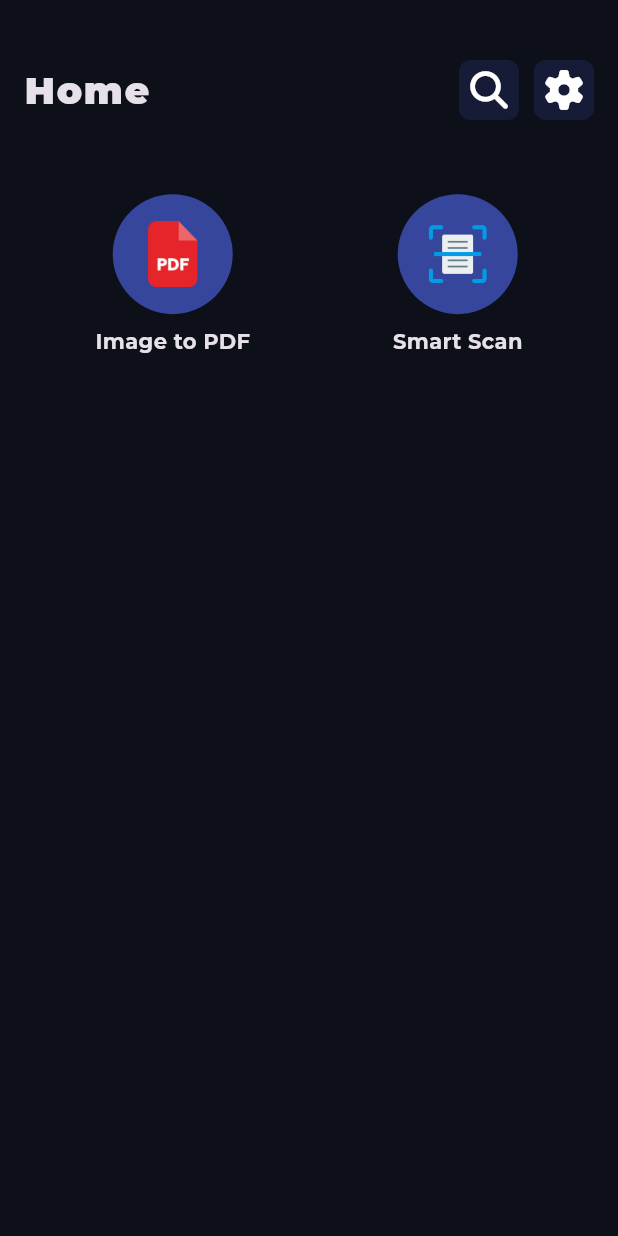
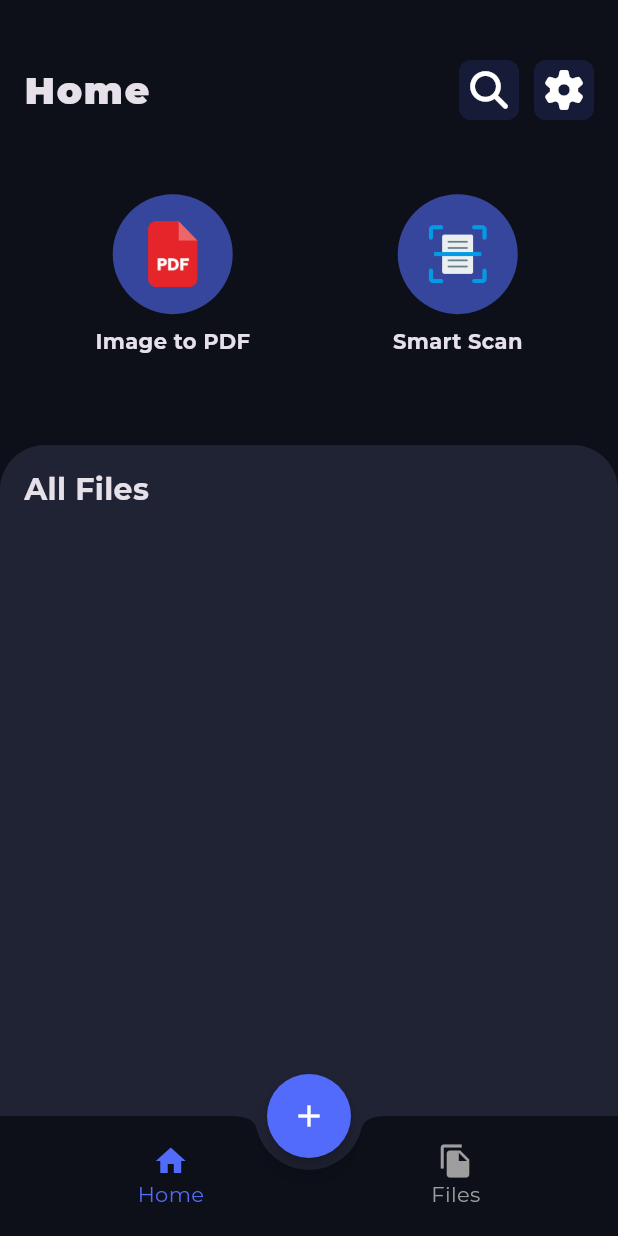
Before and after one commit to AmroKhaled20/Scanify-App, a Flutter app: the screen it shows after launch, on a phone screen of 412 x 824 dp. Run offline on Flutter 3.47's test engine with Material 3 defaults, Android fonts, the phone set to English and light mode, and no system bars; our stand-ins replace font_awesome_flutter, go_router, google_fonts.

Commit message:
finish home view ui

```diff
--- a/lib/core/widgets/custom_icon.dart
+++ b/lib/core/widgets/custom_icon.dart
@@ -1,5 +1,5 @@
 import 'package:flutter/material.dart';
-import 'package:scanify_pdf/constants.dart';
+import 'package:scanify_pdf/core/utils/constants.dart';
 
 class CustomIcon extends StatelessWidget {
   const CustomIcon({
--- /dev/null
+++ b/lib/features/home/presentation/widgets/bottom_bar.dart
@@ -0,0 +1,35 @@
+import 'package:flutter/material.dart';
+import 'package:scanify_pdf/core/utils/constants.dart';
+
+class BottomBar extends StatelessWidget {
+  const BottomBar({super.key});
+
+  @override
+  Widget build(BuildContext context) {
+    return BottomAppBar(
+      shape: const CircularNotchedRectangle(),
+      notchMargin: 8,
+      clipBehavior: Clip.antiAlias,
+      color: const Color(0xFF0D1019),
+      child: Row(
+        mainAxisAlignment: MainAxisAlignment.spaceAround,
+        children: [
+          Column(
+            mainAxisSize: MainAxisSize.min,
+            children: const [
+              Icon(Icons.home, color: primaryColor),
+              Text('Home', style: TextStyle(color: primaryColor)),
+            ],
+          ),
+          Column(
+            mainAxisSize: MainAxisSize.min,
+            children: const [
+              Icon(Icons.file_copy, color: Colors.grey),
+              Text('Files', style: TextStyle(color: Colors.grey)),
+            ],
+          ),
+        ],
+      ),
+    );
+  }
+}
--- a/lib/features/home/presentation/widgets/custom_button.dart
+++ b/lib/features/home/presentation/widgets/custom_button.dart
@@ -1,5 +1,5 @@
 import 'package:flutter/widgets.dart';
-import 'package:scanify_pdf/constants.dart';
+import 'package:scanify_pdf/core/utils/constants.dart';
 import 'package:scanify_pdf/core/utils/styles.dart';
 
 class CustomButton extends StatelessWidget {
--- a/lib/features/home/presentation/widgets/home_view_body.dart
+++ b/lib/features/home/presentation/widgets/home_view_body.dart
@@ -1,4 +1,7 @@
 import 'package:flutter/material.dart';
+import 'package:scanify_pdf/core/utils/constants.dart';
+import 'package:scanify_pdf/features/home/presentation/widgets/bottom_bar.dart';
+import 'package:scanify_pdf/features/home/presentation/widgets/lower_section.dart';
 import 'package:scanify_pdf/features/home/presentation/widgets/upper_section.dart';
 
 class HomeViewBody extends StatelessWidget {
@@ -6,6 +9,19 @@ class HomeViewBody extends StatelessWidget {
 
   @override
   Widget build(BuildContext context) {
-    return Scaffold(body: Column(children: [UpperSection()]));
+    return Scaffold(
+      extendBody: true,
+      body: Column(
+        children: [const UpperSection(), const Spacer(), const LowerSection()],
+      ),
+      bottomNavigationBar: const BottomBar(),
+      floatingActionButton: FloatingActionButton(
+        backgroundColor: primaryColor,
+        shape: const CircleBorder(),
+        onPressed: () {},
+        child: const Icon(Icons.add, color: Colors.white),
+      ),
+      floatingActionButtonLocation: FloatingActionButtonLocation.centerDocked,
+    );
   }
 }
--- a/lib/features/home/presentation/widgets/lower_section.dart
+++ b/lib/features/home/presentation/widgets/lower_section.dart
@@ -0,0 +1,38 @@
+import 'package:flutter/material.dart';
+import 'package:scanify_pdf/core/utils/app_spacing.dart';
+import 'package:scanify_pdf/core/utils/size_extensions.dart';
+import 'package:scanify_pdf/core/utils/styles.dart';
+
+class LowerSection extends StatelessWidget {
+  const LowerSection({super.key});
+
+  @override
+  Widget build(BuildContext context) {
+    return Container(
+      width: double.infinity,
+      height: context.h * 0.64,
+      decoration: const BoxDecoration(
+        color: Color(0xFF202334),
+        borderRadius: BorderRadius.only(
+          topLeft: Radius.circular(30),
+          topRight: Radius.circular(30),
+        ),
+      ),
+      child: Padding(
+        padding: const EdgeInsets.symmetric(
+          horizontal: AppSpacing.s16,
+          vertical: AppSpacing.s16,
+        ),
+        child: Column(
+          crossAxisAlignment: CrossAxisAlignment.start,
+          children: [
+            Text(
+              'All Files',
+              style: Styles.textStyle20.copyWith(fontWeight: FontWeight.bold),
+            ),
+          ],
+        ),
+      ),
+    );
+  }
+}
```
Also changed, not shown: lib/core/utils/constants.dart (renamed from lib/constants.dart).
